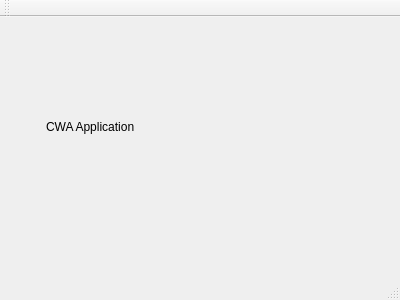
piao50/CWA, file QT/CWA-Tools/mainwindow.ui: the form before one commit.
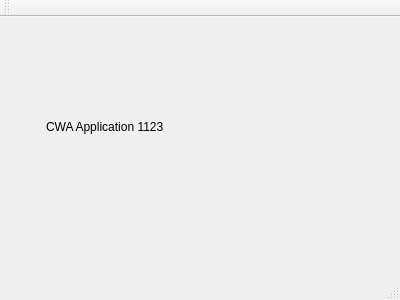
The form after the commit.

Diff of the .ui file:
```diff
--- a/QT/CWA-Tools/mainwindow.ui
+++ b/QT/CWA-Tools/mainwindow.ui
@@ -24,7 +24,7 @@
      </rect>
     </property>
     <property name="text">
-     <string>CWA Application</string>
+     <string>CWA Application 1123</string>
     </property>
    </widget>
   </widget>
```
Left out of the diff: 2 changed lines with no effect on the pictures.
